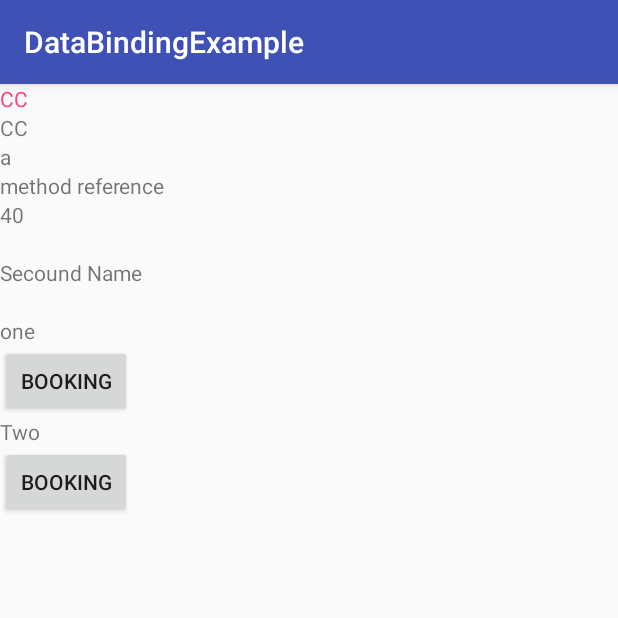
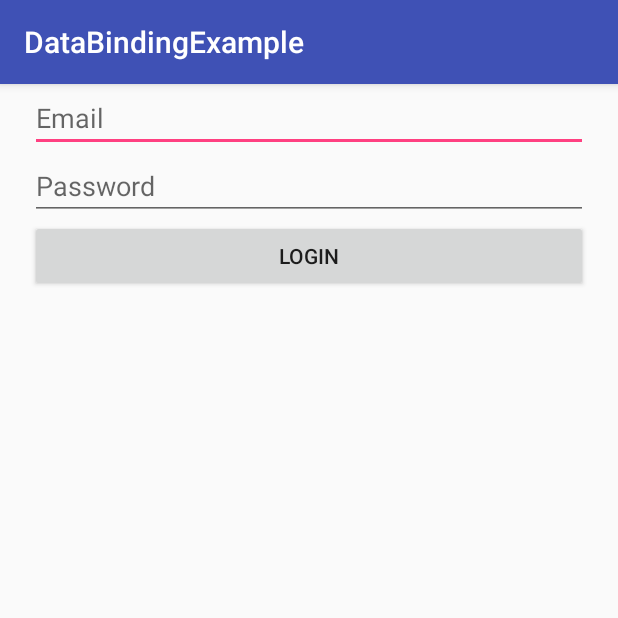
Before and after one commit to ProjectTrible/DataBindingExample, an Android app: the screen it shows after launch (MainActivity before the commit, ViewActivity after it), on a phone screen of 412 x 824 dp, the top half of it. Run offline under Robolectric (Android 15) with nearby library versions, the phone set to English and light mode, and no system bars; our stand-ins replace data binding; 4 statements that could not run were skipped.

Commit message:
Implemented MVVM Model with simple Login having email,Password field if password and email pattern is matched then it will show the tost success and fail

```diff
--- a/app/build.gradle
+++ b/app/build.gradle
@@ -22,12 +22,17 @@ android {
 }
 
 dependencies {
+    def lifecycle_version = "1.1.1"    //Version number ofr lifecycle extenctions
+
     implementation fileTree(include: ['*.jar'], dir: 'libs')
     implementation 'com.android.support:appcompat-v7:27.1.1'
     implementation 'com.android.support.constraint:constraint-layout:1.1.0'
     implementation 'com.android.support:recyclerview-v7:27.1.1'
+    implementation "android.arch.lifecycle:extensions:$lifecycle_version"  //we have to double
+    // quotes
     testImplementation 'junit:junit:4.12'
     androidTestImplementation 'com.android.support.test:runner:1.0.2'
     androidTestImplementation 'com.android.support.test.espresso:espresso-core:3.0.2'
     implementation 'com.android.volley:volley:1.1.0'
+
 }
--- a/app/src/main/java/com/example/yugandhar_pc/databindingexample/CheckBaseObservable.java
+++ b/app/src/main/java/com/example/yugandhar_pc/databindingexample/CheckBaseObservable.java
@@ -6,6 +6,7 @@ import android.databinding.Bindable;
 public class CheckBaseObservable extends BaseObservable {
     public String firstNameCHeck;
     private String lastName;
+    private String Name;
 
     @Bindable
     public String getFirstNameCHeck() {
@@ -15,7 +16,8 @@ public class CheckBaseObservable extends BaseObservable {
     public void setFirstNameCHeck(String firstNameCHeck) {
         this.firstNameCHeck = firstNameCHeck;
         notifyChange();
-        notifyPropertyChanged(BR.firstNameCHeck);
+//        notifyPropertyChanged(BR.firstNameCHeck);
+        notifyPropertyChanged(R.id.observable_check_two);
 
 }
 
--- a/app/src/main/java/com/example/yugandhar_pc/databindingexample/MainActivity.java
+++ b/app/src/main/java/com/example/yugandhar_pc/databindingexample/MainActivity.java
@@ -60,9 +60,10 @@ public class MainActivity extends AppCompatActivity {
                 activityBinding.observableCheck.setText(checkBaseObservable.getFirstNameCHeck());
                 checkBaseObservable.setFirstNameCHeck("First");
 //we have to use the get method and assign the text to view then only it is changin
-//                activityBinding.observableCheckTwo.setText(checkBaseObservable.getFirstNameCHeck());
+                activityBinding.observableCheckTwo.setText(checkBaseObservable.getFirstNameCHeck());
                 Log.e(TAG, "run: " + checkBaseObservable.getFirstNameCHeck()
-                        +"\n text "+activityBinding.observableCheckTwo.getText().length());
+                        + "\n text " + activityBinding.observableCheckTwo.getText().length());
+
             }
         }, 2000);
         /*final CheckBaseObservable checkBaseObservableone = new CheckBaseObservable();
--- /dev/null
+++ b/app/src/main/java/com/example/yugandhar_pc/databindingexample/interfaces/LoginCallBack.java
@@ -0,0 +1,7 @@
+package com.example.yugandhar_pc.databindingexample.interfaces;
+
+public interface LoginCallBack {
+    void onScuccessCallBack();
+
+    void onFailureCallBack();
+}
--- /dev/null
+++ b/app/src/main/java/com/example/yugandhar_pc/databindingexample/model/User.java
@@ -0,0 +1,61 @@
+package com.example.yugandhar_pc.databindingexample.model;
+
+import android.databinding.BaseObservable;
+import android.databinding.Bindable;
+import android.support.annotation.NonNull;
+import android.text.TextUtils;
+import android.util.Patterns;
+
+public class User extends BaseObservable {
+    @NonNull
+    private String mEmail;
+    @NonNull
+    private String mPassword;
+
+    @Bindable
+    @NonNull
+    public String getmFristName() {
+        return mFristName;
+
+    }
+
+    public void setmFristName(@NonNull String mFristName) {
+        this.mFristName = mFristName;
+        notifyChange();
+    }
+
+    @NonNull
+    private String mFristName;
+
+    public User(@NonNull String mEmail, @NonNull String mPassword, @NonNull String mFristName) {
+        this.mEmail = mEmail;
+        this.mPassword = mPassword;
+        this.mFristName = mFristName;
+    }
+
+    @NonNull
+
+    public String getmEmail() {
+        return mEmail;
+    }
+
+    public void setmEmail(@NonNull String mEmail) {
+        this.mEmail = mEmail;
+        notifyChange();
+    }
+
+    @NonNull
+    public String getmPassword() {
+        return mPassword;
+    }
+
+    public void setmPassword(@NonNull String mPassword) {
+        this.mPassword = mPassword;
+        notifyChange();
+    }
+
+    public boolean isInputDataValid() {
+        return !TextUtils.isEmpty(getmEmail()) && Patterns.EMAIL_ADDRESS.matcher(getmEmail()).matches()
+                && getmPassword().length() > 5;
+    }
+}
--- /dev/null
+++ b/app/src/main/java/com/example/yugandhar_pc/databindingexample/view/ViewActivity.java
@@ -0,0 +1,40 @@
+package com.example.yugandhar_pc.databindingexample.view;
+
+import android.databinding.DataBindingUtil;
+import android.support.v7.app.AppCompatActivity;
+import android.os.Bundle;
+import android.util.Log;
+import android.widget.Toast;
+
+import com.example.yugandhar_pc.databindingexample.R;
+import com.example.yugandhar_pc.databindingexample.databinding.ActivityViewBinding;
+import com.example.yugandhar_pc.databindingexample.interfaces.LoginCallBack;
+import com.example.yugandhar_pc.databindingexample.viewmodel.LoginViewModel;
+
+public class ViewActivity extends AppCompatActivity implements LoginCallBack {
+    ActivityViewBinding binding;
+    LoginViewModel loginViewModel;
+    private String TAG=ViewActivity.class.getSimpleName();
+
+    @Override
+    protected void onCreate(Bundle savedInstanceState) {
+        super.onCreate(savedInstanceState);
+        binding = DataBindingUtil.setContentView(this, R.layout.activity_view);
+        loginViewModel = new LoginViewModel(this);
+        binding.setViewModel(loginViewModel);
+
+    }
+
+    @Override
+    public void onScuccessCallBack() {
+        Toast.makeText(this, "Succes", Toast.LENGTH_SHORT).show();
+
+    }
+
+    @Override
+    public void onFailureCallBack() {
+        Toast.makeText(this,"Failure",Toast.LENGTH_SHORT).show();
+        Log.d(TAG, "onFailureCallBack: "+loginViewModel.getFirstName());
+        binding.tvCheckObservable.setText(loginViewModel.getFirstName());
+    }
+}
--- /dev/null
+++ b/app/src/main/java/com/example/yugandhar_pc/databindingexample/viewmodel/LoginViewModel.java
@@ -0,0 +1,78 @@
+package com.example.yugandhar_pc.databindingexample.viewmodel;
+
+import android.arch.lifecycle.ViewModel;
+import android.text.Editable;
+import android.text.TextWatcher;
+import android.util.Log;
+import android.view.View;
+import android.widget.Toast;
+
+import com.example.yugandhar_pc.databindingexample.interfaces.LoginCallBack;
+import com.example.yugandhar_pc.databindingexample.model.User;
+
+public class LoginViewModel extends ViewModel {
+    private String TAG = LoginViewModel.class.getSimpleName();
+    private User user;
+    private LoginCallBack loginCallBack;
+
+    public LoginViewModel(LoginCallBack loginCallBack) {
+        user = new User("", "","");
+        this.loginCallBack=loginCallBack;
+    }
+
+    public TextWatcher getEmailTextWatcher() {
+        return new TextWatcher() {
+
+            @Override
+            public void beforeTextChanged(CharSequence s, int start, int count, int after) {
+
+            }
+
+            @Override
+            public void onTextChanged(CharSequence s, int start, int before, int count) {
+
+            }
+
+            @Override
+            public void afterTextChanged(Editable s) {
+                Log.e(TAG, "afterTextChanged: " + s.toString());
+                user.setmEmail(s.toString());
+
+            }
+        };
+    }
+
+    public TextWatcher getPasswordTextWatcher() {
+        return new TextWatcher() {
+            @Override
+            public void beforeTextChanged(CharSequence s, int start, int count, int after) {
+
+            }
+
+            @Override
+            public void onTextChanged(CharSequence s, int start, int before, int count) {
+
+            }
+
+            @Override
+            public void afterTextChanged(Editable s) {
+                user.setmPassword(s.toString());
+            }
+        };
+    }
+
+    public void checkLoginDetails(View view) {
+
+        if (user.isInputDataValid()) {
+            loginCallBack.onScuccessCallBack();
+        } else {
+            loginCallBack.onFailureCallBack();
+        }
+
+    }
+
+    public String getFirstName() {
+        Log.d(TAG, "getFirstName: "+user.getmFristName());
+        return user.getmFristName();
+    }
+}
--- /dev/null
+++ b/app/src/main/res/layout/activity_view.xml
@@ -0,0 +1,74 @@
+<?xml version="1.0" encoding="utf-8"?>
+<layout xmlns:app="http://schemas.android.com/apk/res-auto">
+
+    <data>
+
+        <variable
+            name="viewModel"
+            type="com.example.yugandhar_pc.databindingexample.viewmodel.LoginViewModel" />
+
+        <variable
+            name="user"
+            type="com.example.yugandhar_pc.databindingexample.model.User" />
+    </data>
+
+    <android.support.constraint.ConstraintLayout xmlns:android="http://schemas.android.com/apk/res/android"
+
+        android:layout_width="match_parent"
+        android:layout_height="match_parent">
+
+        <android.support.constraint.Guideline
+            android:id="@+id/gl_left"
+            android:layout_width="wrap_content"
+            android:layout_height="match_parent"
+            android:orientation="vertical"
+            app:layout_constraintGuide_begin="20dp" />
+
+        <android.support.constraint.Guideline
+            android:id="@+id/gl_right"
+            android:layout_width="wrap_content"
+            android:layout_height="match_parent"
+            android:orientation="vertical"
+            app:layout_constraintGuide_end="20dp" />
+
+        <EditText
+            android:id="@+id/et_email"
+            android:layout_width="0dp"
+            android:layout_height="wrap_content"
+            android:hint="Email"
+            app:addTextChangedListener="@{viewModel.getEmailTextWatcher}"
+            app:layout_constraintLeft_toLeftOf="@id/gl_left"
+            app:layout_constraintRight_toRightOf="@id/gl_right" />
+
+        <EditText
+            android:id="@+id/et_password"
+            android:layout_width="0dp"
+            android:layout_height="wrap_content"
+            android:hint="Password"
+            app:addTextChangedListener="@{viewModel.getPasswordTextWatcher}"
+            app:layout_constraintLeft_toLeftOf="@id/gl_left"
+            app:layout_constraintRight_toRightOf="@id/gl_right"
+            app:layout_constraintTop_toBottomOf="@id/et_email" />
+
+        <Button
+            android:id="@+id/bt_login"
+            android:layout_width="0dp"
+            android:layout_height="wrap_content"
+            android:onClick="@{viewModel::checkLoginDetails}"
+            android:text="Login"
+            app:layout_constraintLeft_toLeftOf="@id/gl_left"
+            app:layout_constraintRight_toRightOf="@id/gl_right"
+            app:layout_constraintTop_toBottomOf="@id/et_password" />
+
+        <TextView
+            android:id="@+id/tv_check_observable"
+            android:layout_width="wrap_content"
+            android:layout_height="wrap_content"
+            android:text="@{viewModel.firstName}"
+            app:layout_constraintLeft_toLeftOf="@id/gl_left"
+            app:layout_constraintRight_toRightOf="@id/gl_right"
+            app:layout_constraintTop_toBottomOf="@id/bt_login" />
+
+
+    </android.support.constraint.ConstraintLayout>
+</layout>
```
Also changed, not shown: app/src/main/AndroidManifest.xml (+14 -1 lines).
